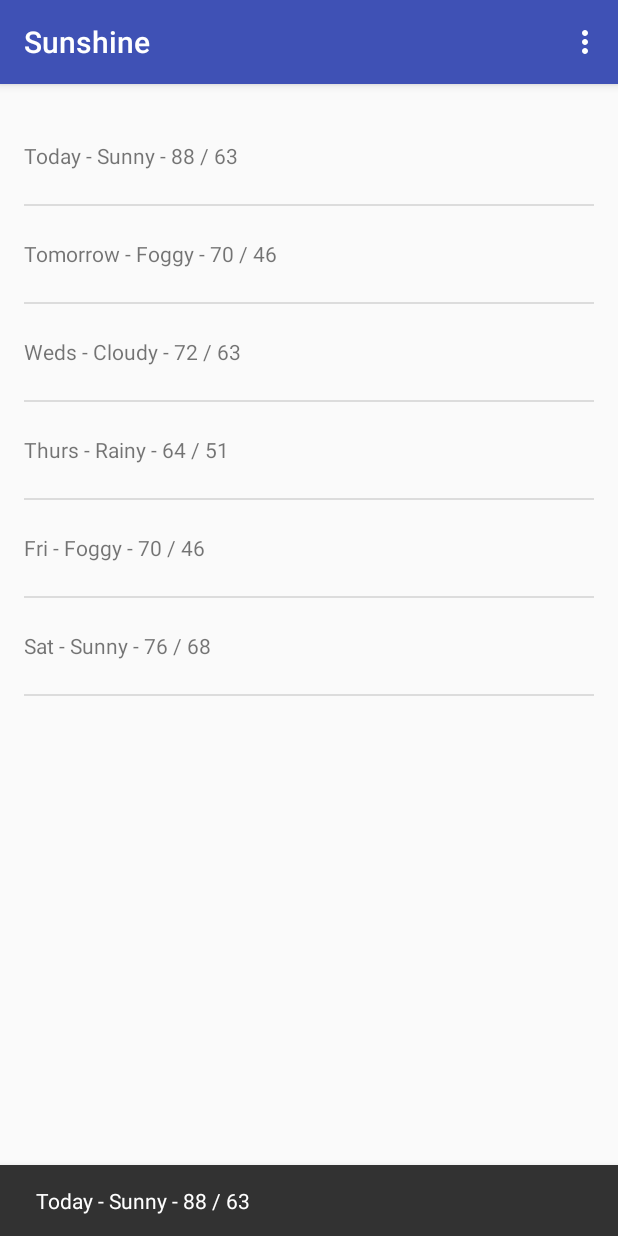
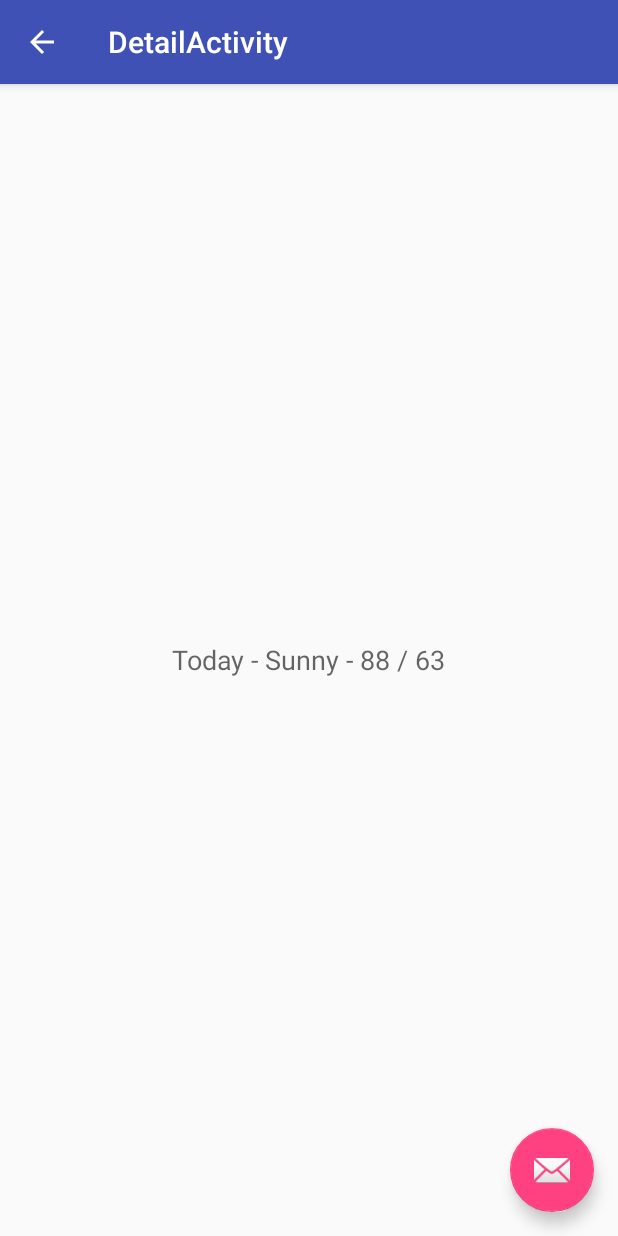
Before and after one commit to AndroidStudyJam-Omsk2016/Sunshine, an Android app: the screen it shows after launch (MainActivity before the commit, DetailActivity after it), after a tap on "Today - Sunny - 88 / 63", on a phone screen of 412 x 824 dp. Run offline under Robolectric (Android 15) with nearby library versions, the light colour scheme and no system bars.

Commit message:
Add put and get extra for  intent

```diff
--- a/app/src/main/java/loc/developer/vladimiry/sunshine/DetailActivity.java
+++ b/app/src/main/java/loc/developer/vladimiry/sunshine/DetailActivity.java
@@ -1,11 +1,13 @@
 package loc.developer.vladimiry.sunshine;
 
+import android.content.Intent;
 import android.os.Bundle;
 import android.support.design.widget.FloatingActionButton;
 import android.support.design.widget.Snackbar;
 import android.support.v7.app.AppCompatActivity;
 import android.support.v7.widget.Toolbar;
 import android.view.View;
+import android.widget.Toast;
 
 public class DetailActivity extends AppCompatActivity {
 
@@ -25,6 +27,8 @@ public class DetailActivity extends AppCompatActivity {
             }
         });
         getSupportActionBar().setDisplayHomeAsUpEnabled(true);
+
+
     }
 
 }
--- a/app/src/main/java/loc/developer/vladimiry/sunshine/DetailActivityFragment.java
+++ b/app/src/main/java/loc/developer/vladimiry/sunshine/DetailActivityFragment.java
@@ -1,15 +1,20 @@
 package loc.developer.vladimiry.sunshine;
 
+import android.content.Intent;
 import android.support.v4.app.Fragment;
 import android.os.Bundle;
 import android.view.LayoutInflater;
 import android.view.View;
 import android.view.ViewGroup;
+import android.widget.TextView;
+import android.widget.Toast;
 
 /**
  * A placeholder fragment containing a simple view.
  */
 public class DetailActivityFragment extends Fragment {
+
+    private View mRootView;
 
     public DetailActivityFragment() {
     }
@@ -17,6 +22,18 @@ public class DetailActivityFragment extends Fragment {
     @Override
     public View onCreateView(LayoutInflater inflater, ViewGroup container,
                              Bundle savedInstanceState) {
-        return inflater.inflate(R.layout.fragment_detail, container, false);
+
+        mRootView = inflater.inflate(R.layout.fragment_detail, container, false);
+
+        Intent intent = getActivity().getIntent();
+        if (null != intent && intent.hasExtra(Intent.EXTRA_TEXT)) {
+            String forecast = intent.getStringExtra(Intent.EXTRA_TEXT);
+            updateView(forecast);
+        }
+        return mRootView;
+    }
+
+    private void updateView(String forecast) {
+        ((TextView)mRootView.findViewById(R.id.detail_text)).setText(forecast);
     }
 }
--- a/app/src/main/java/loc/developer/vladimiry/sunshine/FetchWeatherFragment.java
+++ b/app/src/main/java/loc/developer/vladimiry/sunshine/FetchWeatherFragment.java
@@ -1,8 +1,8 @@
 package loc.developer.vladimiry.sunshine;
 
 import android.content.Context;
+import android.content.Intent;
 import android.support.annotation.Nullable;
-import android.support.design.widget.Snackbar;
 import android.support.v4.app.Fragment;
 import android.os.Bundle;
 import android.view.LayoutInflater;
@@ -14,7 +14,6 @@ import android.view.ViewGroup;
 import android.widget.AdapterView;
 import android.widget.ArrayAdapter;
 import android.widget.ListView;
-import android.widget.Toast;
 
 
 /**
@@ -23,7 +22,7 @@ import android.widget.Toast;
 public class FetchWeatherFragment extends Fragment{
 
     private final String LOG_TAG = FetchWeatherFragment.class.getSimpleName();
-    private View mMainView;
+    private View mRootView;
     private ListView listView;
     private ArrayAdapter<String> mForecastAdapter;
     private FetchWeatherTask mTask;
@@ -66,22 +65,27 @@ public class FetchWeatherFragment extends Fragment{
     public View onCreateView(LayoutInflater inflater, ViewGroup container,
                              Bundle savedInstanceState) {
 
-        mMainView = inflater.inflate(R.layout.fragment_main, container, false);
-        listView = (ListView) mMainView.findViewById(R.id.listview_forecast);
+        mRootView = inflater.inflate(R.layout.fragment_main, container, false);
+        listView = (ListView) mRootView.findViewById(R.id.listview_forecast);
         listView.setOnItemClickListener(new AdapterView.OnItemClickListener() {
             @Override
             public void onItemClick(AdapterView<?> parent, View view, int position, long id) {
                 String forecast = mForecastAdapter.getItem(position);
-                Snackbar.make(view, forecast, Snackbar.LENGTH_LONG)
-                        .setAction("Action", null).show();
+                //Snackbar.make(view, forecast, Snackbar.LENGTH_LONG)
+                //        .setAction("Action", null).show();
                 // or
                 //Toast.makeText(getActivity(), forecast, Toast.LENGTH_LONG).show();
+
+                Intent intent = new Intent(getActivity(), DetailActivity.class)
+                        .putExtra(Intent.EXTRA_TEXT, forecast);
+                startActivity(intent);
+
             }
         });
 
         updateView(weekForecast);
 
-        return mMainView;
+        return mRootView;
     }
 
     public void updateView(String[] data) {
--- a/app/src/main/res/layout/fragment_detail.xml
+++ b/app/src/main/res/layout/fragment_detail.xml
@@ -10,4 +10,12 @@
     tools:showIn="@layout/activity_detail">
 
 
+    <TextView
+        android:layout_width="wrap_content"
+        android:layout_height="wrap_content"
+        android:textAppearance="?android:attr/textAppearanceMedium"
+        android:text="Medium Text"
+        android:id="@+id/detail_text"
+        android:layout_centerVertical="true"
+        android:layout_centerHorizontal="true" />
 </RelativeLayout>
```
